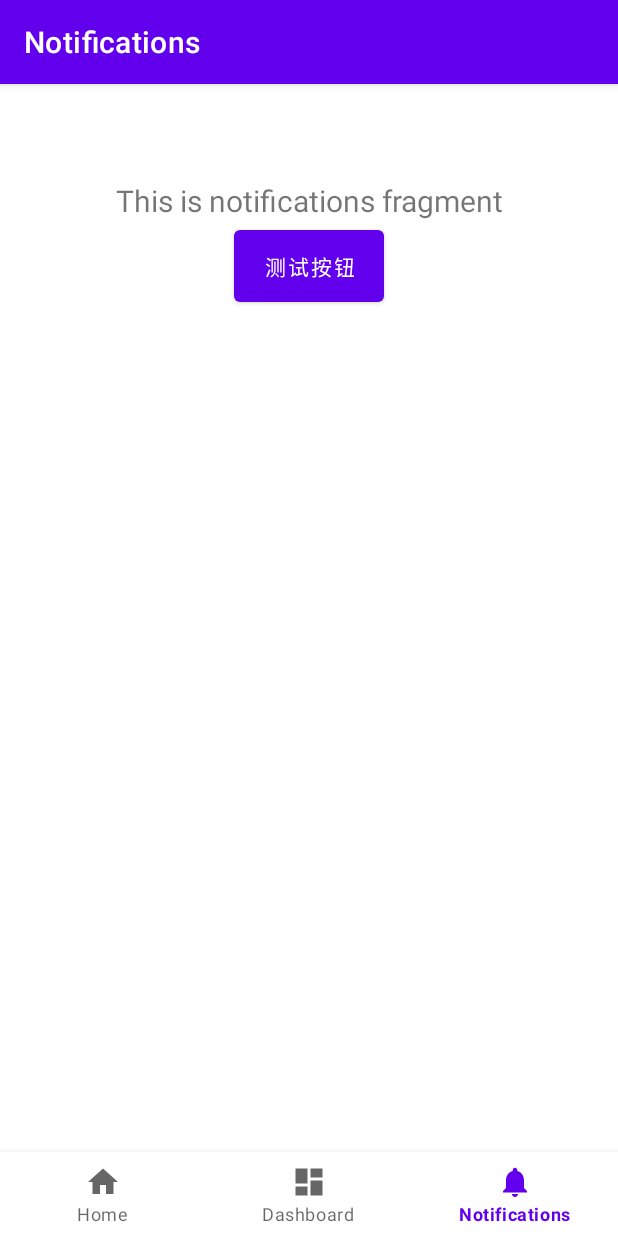
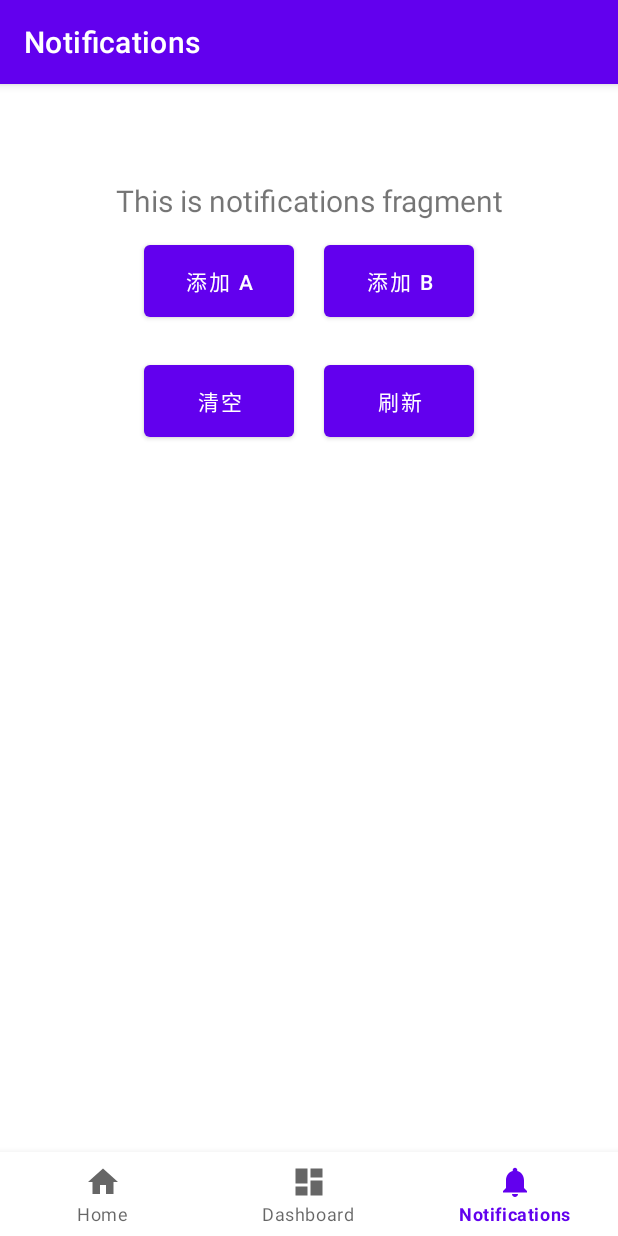
Before and after one commit to daniel-8642/Tiktok-android-homework, an Android app: the NotificationsFragment screen opened through its navigation route, on a phone screen of 412 x 824 dp. Run offline under Robolectric (Android 15) with nearby library versions, the phone set to English and light mode, and no system bars; our stand-ins replace data binding, navigation-ui.

Commit message:
添加room示例

```diff
--- /dev/null
+++ b/app/src/main/java/com/qxy/mzbzy/data/api/Test2Dao.java
@@ -0,0 +1,32 @@
+package com.qxy.mzbzy.data.api;
+
+import androidx.room.Dao;
+import androidx.room.Delete;
+import androidx.room.Insert;
+import androidx.room.Query;
+import androidx.room.Update;
+
+import com.qxy.mzbzy.data.bean.Test2;
+
+import java.util.List;
+
+@Dao
+public interface Test2Dao {
+    @Insert
+    void insert( Test2 test2);
+
+    @Delete
+    void delete( Test2 test2);
+
+    @Update
+    void update( Test2 test2);
+
+    @Query("SELECT * FROM test2")
+    List<Test2> getList();
+
+    @Query("DELETE FROM test2")
+    void clear();
+
+    @Query("SELECT * FROM test2 WHERE id = :id")
+    Test2 getById(int id);
+}
--- a/app/src/main/res/layout/fragment_notifications.xml
+++ b/app/src/main/res/layout/fragment_notifications.xml
@@ -2,20 +2,29 @@
 <layout xmlns:android="http://schemas.android.com/apk/res/android"
     xmlns:tools="http://schemas.android.com/tools"
     tools:context=".ui.page.NotificationsFragment">
+
     <data>
+
         <variable
             name="vm"
             type="com.qxy.mzbzy.ui.page.NotificationsFragment.NotificationsViewModel" />
+
         <variable
             name="click"
             type="com.qxy.mzbzy.ui.page.NotificationsFragment.ClickProxy" />
     </data>
+
+    <ScrollView
+        android:layout_width="match_parent"
+        android:layout_height="match_parent">
+
         <LinearLayout
             android:layout_width="match_parent"
             android:layout_height="match_parent"
-        android:orientation="vertical"
             android:gravity="center_horizontal"
-        >
+            android:paddingBottom="50dp"
+            android:orientation="vertical">
+
 
             <TextView
                 android:layout_width="match_parent"
@@ -23,17 +32,46 @@
                 android:layout_marginStart="8dp"
                 android:layout_marginTop="8dp"
                 android:layout_marginEnd="8dp"
+                android:text="@{vm.mText}"
                 android:textAlignment="center"
-            android:textSize="20sp"
-            android:text="@{vm.mText}"
-            />
+                android:textSize="20sp" />
+
+            <LinearLayout
+                android:layout_width="wrap_content"
+                android:layout_height="wrap_content">
                 <!--  @{vm.mText} 表示监听vm.mText -->
                 <Button
                     android:layout_width="100dp"
                     android:layout_height="60dp"
-            android:text="测试按钮"
-            android:onClick="@{()->click.test()}"
-            />
+                    android:layout_margin="10dp"
+                    android:onClick="@{()->click.testA()}"
+                    android:text="添加 A" />
                 <!--  @{()->click.test()  lamda表达式，传递函数给onClick -->
+                <Button
+                    android:layout_width="100dp"
+                    android:layout_height="60dp"
+                    android:layout_margin="10dp"
+                    android:onClick="@{()->click.testB()}"
+                    android:text="添加 B" />
             </LinearLayout>
+
+            <LinearLayout
+                android:layout_width="wrap_content"
+                android:layout_height="wrap_content">
+
+                <Button
+                    android:layout_width="100dp"
+                    android:layout_height="60dp"
+                    android:layout_margin="10dp"
+                    android:onClick="@{()->click.clear()}"
+                    android:text="清空" />
+                <Button
+                    android:layout_width="100dp"
+                    android:layout_height="60dp"
+                    android:layout_margin="10dp"
+                    android:onClick="@{()->click.reloadTest()}"
+                    android:text="刷新" />
+            </LinearLayout>
+        </LinearLayout>
+    </ScrollView>
 </layout>
--- a/build.gradle
+++ b/build.gradle
@@ -9,6 +9,7 @@ buildscript {
         navigationVersion = "2.5.1"
         retrofitVersion = "2.9.0"
         okHttpVersion = "4.10.0"
+        roomVersion = "2.3.0"
     }
 
     repositories {
```
Also changed, not shown: app/build.gradle (+9 -2 lines), app/src/main/java/com/qxy/mzbzy/data/bean/Test2.java (added, +38 -0 lines), app/src/main/java/com/qxy/mzbzy/data/repository/Test2Repository.java (added, +31 -0 lines), app/src/main/java/com/qxy/mzbzy/ui/page/NotificationsFragment.java (+49 -7 lines), 1 other file. Lines whose indentation alone changed are shown as unchanged.
